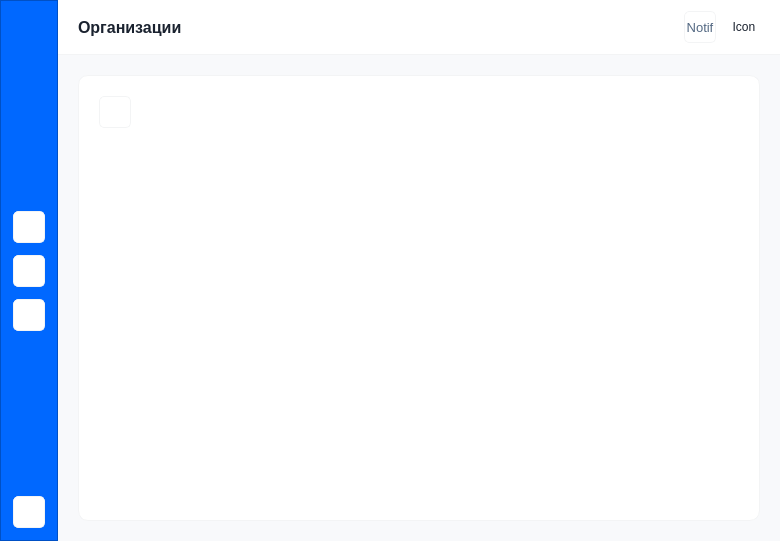
Qt form untitled.ui (ego-rick/kkmt_practice) before a commit.
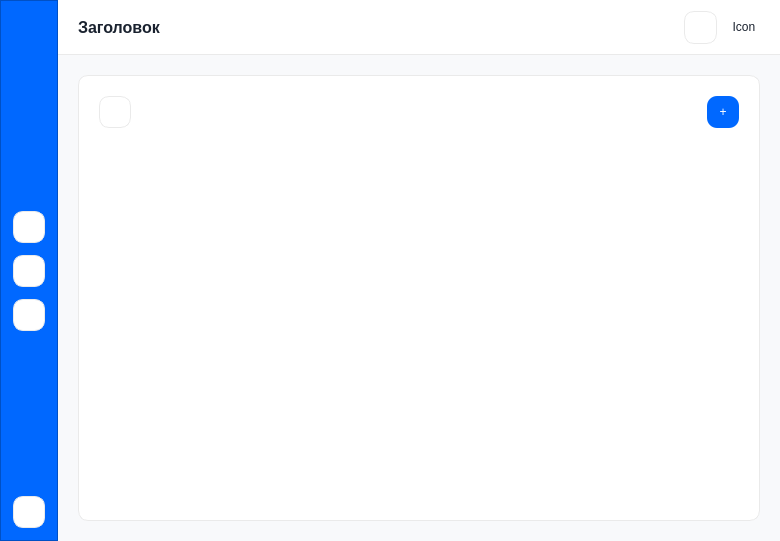
The same form after that commit. Icons and pictures are not drawn.

The edit to the form file:
```diff
--- a/untitled.ui
+++ b/untitled.ui
@@ -39,7 +39,7 @@
 
 #frameBarTop {
 	background-color: rgb(255, 255, 255); 
-	border-bottom: 1px solid rgb(243, 244, 245);
+	border-bottom: 1px solid rgb(234, 234, 234);
 }
 
 #labelIcon {
@@ -51,18 +51,18 @@
     border-top-left-radius: 10px;
 	border-top-right-radius: 10px;
 
-	border-top: 1px solid rgb(243, 244, 245);
-	border-left: 1px solid rgb(243, 244, 245);
-	border-right: 1px solid rgb(243, 244, 245);
+	border-top: 1px solid rgb(234, 234, 234);
+	border-left: 1px solid rgb(234, 234, 234);
+	border-right: 1px solid rgb(234, 234, 234);
 }
 #framePage1_second {
 	background-color: rgb(255, 255, 255);
     border-bottom-left-radius: 10px;
 	border-bottom-right-radius: 10px;
 
-	border-bottom: 1px solid rgb(243, 244, 245);
-	border-left: 1px solid rgb(243, 244, 245);
-	border-right: 1px solid rgb(243, 244, 245);
+	border-bottom: 1px solid rgb(234, 234, 234);
+	border-left: 1px solid rgb(234, 234, 234);
+	border-right: 1px solid rgb(234, 234, 234);
 }
 #scrollArea {
 	border: None;
@@ -70,15 +70,29 @@
 #scrollAreaWidgetContents, #scrollArea  { background-color: transparent; }
 
 QPushButton {
-	border-radius: 5px;
+	border-radius: 10px;
 	background-color: rgb(255, 255, 255);
 	color: rgb(83, 104, 130);
-	border: 1px solid rgb(243, 244, 245);
+	border: 1px solid rgb(234, 234, 234);
+	/*border: 1px solid rgb(243, 244, 245);*/
 }
 
 QPushButton:hover {
 	background-color: rgb(250, 250, 250);
-}</string>
+}
+#pushButtonNotification {
+	Margin: 11px;
+}
+
+#pushButtonAdd {
+	background-color: rgb(0, 104, 255);
+	color: rgb(255, 255, 255);
+	border: none;
+}
+#pushButtonAdd:hover {
+	background-color: rgb(31, 136, 255);
+}
+</string>
   </property>
   <widget class="QWidget" name="centralwidget">
    <layout class="QHBoxLayout" name="horizontalLayout">
@@ -279,7 +293,7 @@
          </property>
          <layout class="QHBoxLayout" name="horizontalLayout_2">
           <property name="spacing">
-           <number>12</number>
+           <number>0</number>
           </property>
           <property name="leftMargin">
            <number>20</number>
@@ -296,7 +310,7 @@
           <item>
            <widget class="QLabel" name="labelPageName">
             <property name="text">
-             <string>Организации</string>
+             <string>Заголовок</string>
             </property>
            </widget>
           </item>
@@ -314,7 +328,11 @@
            </spacer>
           </item>
           <item>
-           <layout class="QHBoxLayout" name="horizontalLayout_3"/>
+           <layout class="QHBoxLayout" name="horizontalLayout_3">
+            <property name="spacing">
+             <number>12</number>
+            </property>
+           </layout>
           </item>
           <item>
            <spacer name="horizontalSpacer_2">
@@ -333,7 +351,7 @@
            </spacer>
           </item>
           <item>
-           <widget class="QPushButton" name="pushButton">
+           <widget class="QPushButton" name="pushButtonNotification">
             <property name="sizePolicy">
              <sizepolicy hsizetype="Fixed" vsizetype="Fixed">
               <horstretch>0</horstretch>
@@ -342,14 +360,14 @@
             </property>
             <property name="minimumSize">
              <size>
-              <width>32</width>
-              <height>32</height>
+              <width>55</width>
+              <height>55</height>
              </size>
             </property>
             <property name="maximumSize">
              <size>
-              <width>32</width>
-              <height>32</height>
+              <width>55</width>
+              <height>55</height>
              </size>
             </property>
             <property name="font">
@@ -362,7 +380,11 @@
              </font>
             </property>
             <property name="text">
-             <string>Notif</string>
+             <string/>
+            </property>
+            <property name="icon">
+             <iconset resource="res.qrc">
+              <normaloff>:/icons/icon_bell.png</normaloff>:/icons/icon_bell.png</iconset>
             </property>
            </widget>
           </item>
@@ -481,6 +503,10 @@
                     <property name="text">
                      <string/>
                     </property>
+                    <property name="icon">
+                     <iconset resource="res.qrc">
+                      <normaloff>:/icons/filter.png</normaloff>:/icons/filter.png</iconset>
+                    </property>
                    </widget>
                   </item>
                   <item>
@@ -496,6 +522,31 @@
                     </property>
                    </spacer>
                   </item>
+                  <item>
+                   <widget class="QPushButton" name="pushButtonAdd">
+                    <property name="sizePolicy">
+                     <sizepolicy hsizetype="Fixed" vsizetype="Fixed">
+                      <horstretch>0</horstretch>
+                      <verstretch>0</verstretch>
+                     </sizepolicy>
+                    </property>
+                    <property name="minimumSize">
+                     <size>
+                      <width>32</width>
+                      <height>32</height>
+                     </size>
+                    </property>
+                    <property name="maximumSize">
+                     <size>
+                      <width>32</width>
+                      <height>32</height>
+                     </size>
+                    </property>
+                    <property name="text">
+                     <string>+</string>
+                    </property>
+                   </widget>
+                  </item>
                  </layout>
                 </widget>
                </item>
```
Left out of the diff: 2 changed lines with no effect on the pictures.
